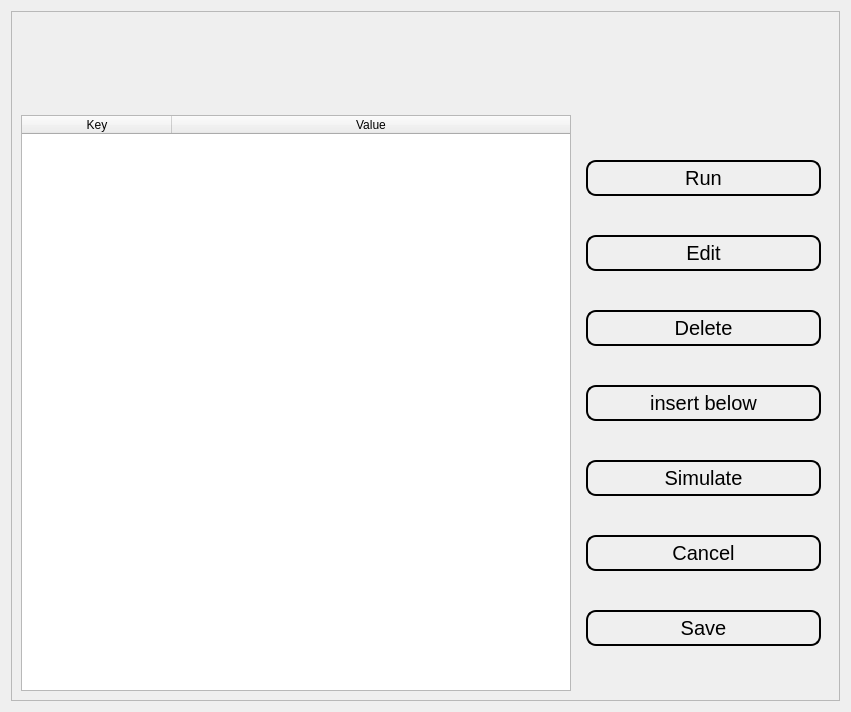
Old version of the form ui/edite.ui in the repository Achu-Worifung/quickMove.
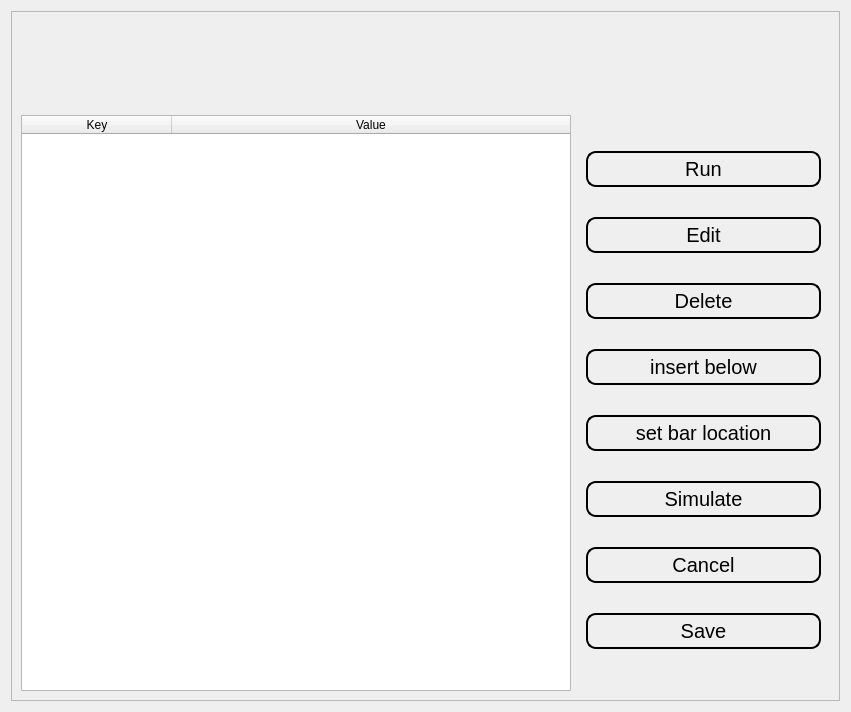
New version of the form.

Commit message: added set bar location button

What changed in the file:
```diff
--- a/ui/edite.ui
+++ b/ui/edite.ui
@@ -284,7 +284,68 @@
               </property>
              </widget>
             </item>
-            <item row="7" column="0">
+            <item row="4" column="0">
+             <widget class="QPushButton" name="insertButton">
+              <property name="sizeIncrement">
+               <size>
+                <width>55</width>
+                <height>0</height>
+               </size>
+              </property>
+              <property name="cursor">
+               <cursorShape>PointingHandCursor</cursorShape>
+              </property>
+              <property name="styleSheet">
+               <string notr="true">    border-style: outset;
+    border-width: 2px;
+    border-radius: 10px;
+    border-color: black;
+    padding: 4px;
+font:20px
+</string>
+              </property>
+              <property name="text">
+               <string>insert below</string>
+              </property>
+             </widget>
+            </item>
+            <item row="6" column="0">
+             <widget class="QPushButton" name="simButton">
+              <property name="minimumSize">
+               <size>
+                <width>150</width>
+                <height>25</height>
+               </size>
+              </property>
+              <property name="maximumSize">
+               <size>
+                <width>250</width>
+                <height>16777215</height>
+               </size>
+              </property>
+              <property name="sizeIncrement">
+               <size>
+                <width>55</width>
+                <height>0</height>
+               </size>
+              </property>
+              <property name="cursor">
+               <cursorShape>PointingHandCursor</cursorShape>
+              </property>
+              <property name="styleSheet">
+               <string notr="true">    border-style: outset;
+    border-width: 2px;
+    border-radius: 10px;
+    border-color: black;
+    padding: 4px;
+font:20px</string>
+              </property>
+              <property name="text">
+               <string>Simulate</string>
+              </property>
+             </widget>
+            </item>
+            <item row="8" column="0">
              <widget class="QPushButton" name="saveButton">
               <property name="minimumSize">
                <size>
@@ -323,68 +384,7 @@
               </property>
              </widget>
             </item>
-            <item row="5" column="0">
-             <widget class="QPushButton" name="simButton">
-              <property name="minimumSize">
-               <size>
-                <width>150</width>
-                <height>25</height>
-               </size>
-              </property>
-              <property name="maximumSize">
-               <size>
-                <width>250</width>
-                <height>16777215</height>
-               </size>
-              </property>
-              <property name="sizeIncrement">
-               <size>
-                <width>55</width>
-                <height>0</height>
-               </size>
-              </property>
-              <property name="cursor">
-               <cursorShape>PointingHandCursor</cursorShape>
-              </property>
-              <property name="styleSheet">
-               <string notr="true">    border-style: outset;
-    border-width: 2px;
-    border-radius: 10px;
-    border-color: black;
-    padding: 4px;
-font:20px</string>
-              </property>
-              <property name="text">
-               <string>Simulate</string>
-              </property>
-             </widget>
-            </item>
-            <item row="4" column="0">
-             <widget class="QPushButton" name="insertButton">
-              <property name="sizeIncrement">
-               <size>
-                <width>55</width>
-                <height>0</height>
-               </size>
-              </property>
-              <property name="cursor">
-               <cursorShape>PointingHandCursor</cursorShape>
-              </property>
-              <property name="styleSheet">
-               <string notr="true">    border-style: outset;
-    border-width: 2px;
-    border-radius: 10px;
-    border-color: black;
-    padding: 4px;
-font:20px
-</string>
-              </property>
-              <property name="text">
-               <string>insert below</string>
-              </property>
-             </widget>
-            </item>
-            <item row="6" column="0">
+            <item row="7" column="0">
              <widget class="QPushButton" name="cancelButton">
               <property name="sizeIncrement">
                <size>
@@ -408,6 +408,22 @@
               </property>
              </widget>
             </item>
+            <item row="5" column="0">
+             <widget class="QPushButton" name="setlocation">
+              <property name="styleSheet">
+               <string notr="true">    border-style: outset;
+    border-width: 2px;
+    border-radius: 10px;
+    border-color: black;
+    padding: 4px;
+font:20px
+</string>
+              </property>
+              <property name="text">
+               <string>set bar location</string>
+              </property>
+             </widget>
+            </item>
            </layout>
           </widget>
          </item>
```
The commit also changes 8 other files.
